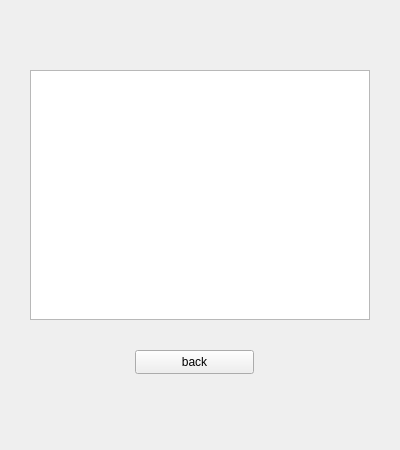
Old version of the form UnoLite/halloffame.ui in the repository HenkSlabber/REII313.
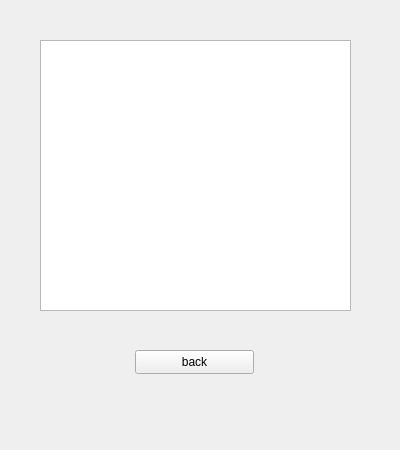
New version of the form.

The edit to the form file:
```diff
--- a/UnoLite/halloffame.ui
+++ b/UnoLite/halloffame.ui
@@ -13,16 +13,6 @@
   <property name="windowTitle">
    <string>Uno</string>
   </property>
-  <widget class="QTableWidget" name="HallofFameTable">
-   <property name="geometry">
-    <rect>
-     <x>30</x>
-     <y>70</y>
-     <width>340</width>
-     <height>250</height>
-    </rect>
-   </property>
-  </widget>
   <widget class="QPushButton" name="HallOfFameBackBtn">
    <property name="geometry">
     <rect>
@@ -36,6 +26,16 @@
     <string>back</string>
    </property>
   </widget>
+  <widget class="QListWidget" name="listWidget">
+   <property name="geometry">
+    <rect>
+     <x>40</x>
+     <y>40</y>
+     <width>311</width>
+     <height>271</height>
+    </rect>
+   </property>
+  </widget>
  </widget>
  <resources/>
  <connections/>
```
